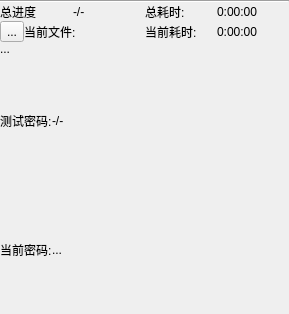
Before: the Qt Designer form components/page_home/res/page_home.ui in PPJUST/OnlyUnzip, drawn with Qt 5.
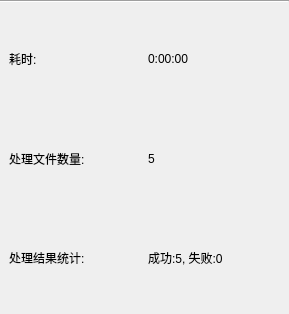
After: the same form once the commit is applied. The open tabs and pages were chosen to show the change.

Patch:
```diff
--- a/components/page_home/res/page_home.ui
+++ b/components/page_home/res/page_home.ui
@@ -13,7 +13,7 @@
   <property name="windowTitle">
    <string>Form</string>
   </property>
-  <layout class="QVBoxLayout" name="verticalLayout_3" stretch="1,0,0,0,0">
+  <layout class="QVBoxLayout" name="verticalLayout" stretch="1,0,0">
    <property name="spacing">
     <number>0</number>
    </property>
@@ -40,11 +40,55 @@
     </widget>
    </item>
    <item>
-    <layout class="QGridLayout" name="gridLayout">
-     <item row="0" column="0">
+    <widget class="QStackedWidget" name="stackedWidget">
+     <property name="currentIndex">
+      <number>3</number>
+     </property>
+     <widget class="QWidget" name="page_welcome">
+      <layout class="QHBoxLayout" name="horizontalLayout">
+       <item>
+        <widget class="QLabel" name="label">
+         <property name="text">
+          <string>拖入文件到右侧区域即可处理文件</string>
+         </property>
+        </widget>
+       </item>
+      </layout>
+     </widget>
+     <widget class="QWidget" name="page_step_notice">
       <layout class="QHBoxLayout" name="horizontalLayout_2">
        <item>
-        <widget class="QLabel" name="label_3">
+        <widget class="QLabel" name="label_step_notice">
+         <property name="text">
+          <string>步骤提示</string>
+         </property>
+        </widget>
+       </item>
+      </layout>
+     </widget>
+     <widget class="QWidget" name="page_test_and_extract">
+      <layout class="QVBoxLayout" name="verticalLayout_5">
+       <property name="spacing">
+        <number>0</number>
+       </property>
+       <property name="leftMargin">
+        <number>0</number>
+       </property>
+       <property name="topMargin">
+        <number>0</number>
+       </property>
+       <property name="rightMargin">
+        <number>0</number>
+       </property>
+       <property name="bottomMargin">
+        <number>0</number>
+       </property>
+       <item>
+        <layout class="QGridLayout" name="gridLayout">
+         <item row="0" column="0">
+          <layout class="QHBoxLayout" name="horizontalLayout_10">
+           <item>
+            <widget class="QLabel" name="label_6">
          <property name="text">
           <string>总进度</string>
          </property>
@@ -60,7 +104,7 @@
       </layout>
      </item>
      <item row="0" column="1">
-      <layout class="QHBoxLayout" name="horizontalLayout">
+          <layout class="QHBoxLayout" name="horizontalLayout_11">
        <item>
         <widget class="QLabel" name="label">
          <property name="text">
@@ -123,12 +167,12 @@
     </widget>
    </item>
    <item>
-    <widget class="QStackedWidget" name="stackedWidget">
+        <widget class="QStackedWidget" name="stackedWidget_2">
      <property name="currentIndex">
       <number>0</number>
      </property>
-     <widget class="QWidget" name="page">
-      <layout class="QVBoxLayout" name="verticalLayout_2">
+         <widget class="QWidget" name="page_3">
+          <layout class="QVBoxLayout" name="verticalLayout_4">
        <property name="spacing">
         <number>0</number>
        </property>
@@ -182,8 +226,8 @@
        </item>
       </layout>
      </widget>
-     <widget class="QWidget" name="page_2">
-      <layout class="QVBoxLayout" name="verticalLayout">
+         <widget class="QWidget" name="page_4">
+          <layout class="QVBoxLayout" name="verticalLayout_6">
        <property name="spacing">
         <number>0</number>
        </property>
@@ -221,6 +265,56 @@
         <widget class="QProgressBar" name="progressBar_progress_extract">
          <property name="value">
           <number>24</number>
+             </property>
+            </widget>
+           </item>
+          </layout>
+         </widget>
+        </widget>
+       </item>
+      </layout>
+     </widget>
+     <widget class="QWidget" name="page_result">
+      <layout class="QGridLayout" name="gridLayout_3">
+       <item row="0" column="0">
+        <widget class="QLabel" name="label_17">
+         <property name="text">
+          <string>耗时:</string>
+         </property>
+        </widget>
+       </item>
+       <item row="0" column="1">
+        <widget class="QLabel" name="label_time_final">
+         <property name="text">
+          <string>0:00:00</string>
+         </property>
+        </widget>
+       </item>
+       <item row="1" column="0">
+        <widget class="QLabel" name="label_18">
+         <property name="text">
+          <string>处理文件数量:</string>
+         </property>
+        </widget>
+       </item>
+       <item row="1" column="1">
+        <widget class="QLabel" name="label_process_file_count">
+         <property name="text">
+          <string>5</string>
+         </property>
+        </widget>
+       </item>
+       <item row="2" column="0">
+        <widget class="QLabel" name="label_19">
+         <property name="text">
+          <string>处理结果统计:</string>
+         </property>
+        </widget>
+       </item>
+       <item row="2" column="1">
+        <widget class="QLabel" name="label_result_count">
+         <property name="text">
+          <string>成功:5, 失败:0</string>
          </property>
         </widget>
        </item>
```
Left out of the diff: 22 changed lines with no effect on the pictures. Lines whose indentation alone changed are shown as unchanged.
